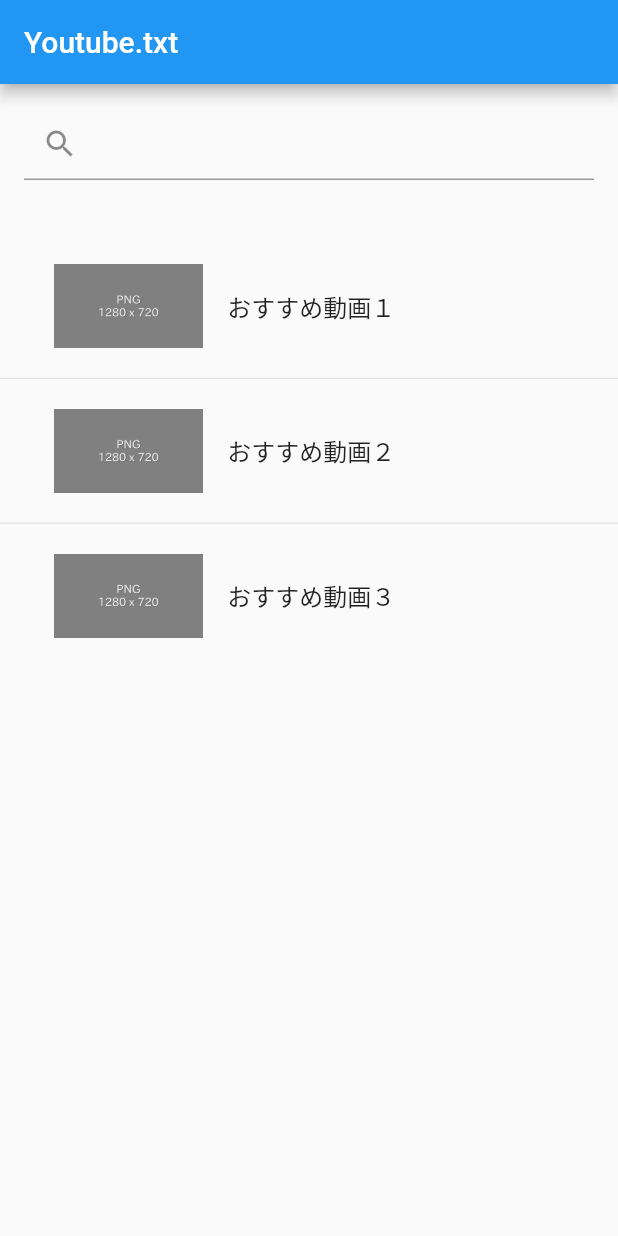
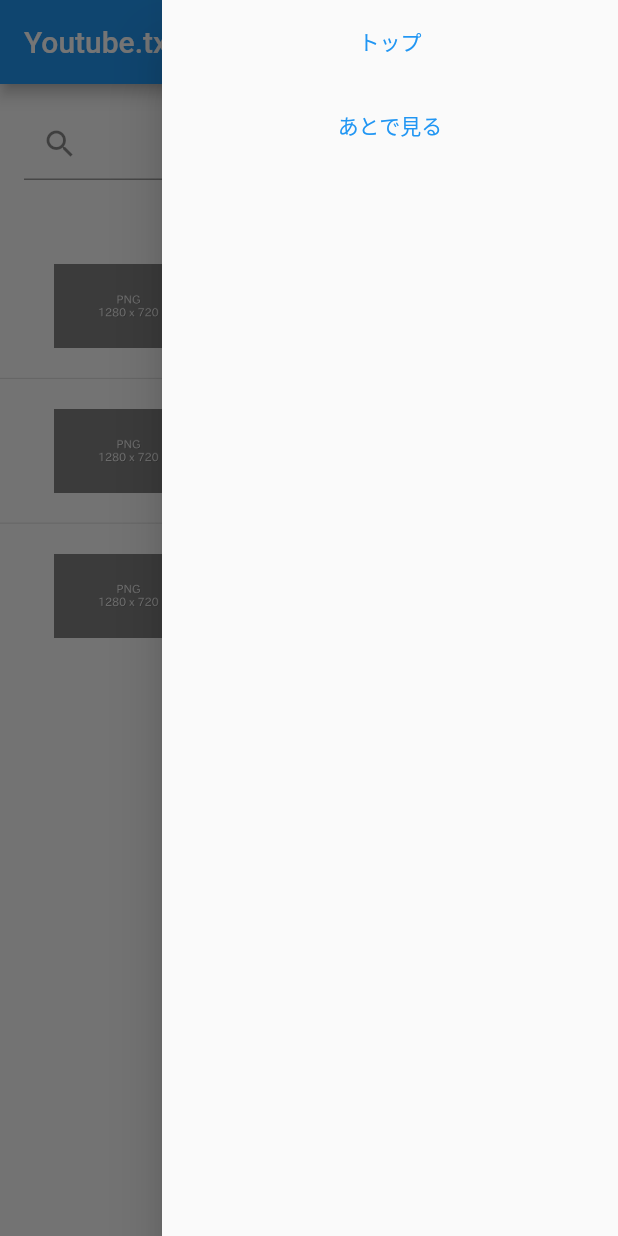
Before and after one commit to K-Hayashi884/Practice-of-Information-Systems-2nd-frontend, a Flutter app: the screen it shows after launch, with the side drawer open (before the commit the screen has no drawer), on a phone screen of 412 x 824 dp. Run offline on Flutter 3.47's test engine with Material 2 defaults, Android fonts, the phone set to English and light mode, and no system bars.

Commit message:
Revert "Revert "Hayashi""

```diff
--- a/youtube_txt/lib/main.dart
+++ b/youtube_txt/lib/main.dart
@@ -1,4 +1,6 @@
 import 'package:flutter/material.dart';
+import 'package:youtube_txt/index.dart';
+import 'package:youtube_txt/later_videos.dart';
 import 'package:youtube_txt/top.dart';
 
 void main() => runApp(MyApp());
@@ -11,7 +13,11 @@ class MyApp extends StatelessWidget {
       theme: ThemeData(
         primaryColor: Colors.white,
       ),
+      initialRoute: "top",
       routes: {
+        'top': (context) => const TopPage(),
+        'index': (context) => const IndexPage(),
+        'later': (context) => const LaterVideosPage(),
         '/': (context) => TopPage(),
       },
     );
--- /dev/null
+++ b/youtube_txt/lib/model/video.dart
@@ -0,0 +1,18 @@
+import 'package:flutter/material.dart';
+
+class Video {
+  Video(
+      {required this.url,
+      this.count = 0,
+      this.title = "",
+      this.image,
+      this.indices,
+      this.comments});
+
+  final String url;
+  int count;
+  String title;
+  Image? image;
+  List<Map<String, String>>? indices;
+  List<String>? comments;
+}
--- a/youtube_txt/lib/top.dart
+++ b/youtube_txt/lib/top.dart
@@ -1,4 +1,8 @@
 import 'package:flutter/material.dart';
+import 'package:youtube_txt/widget/drawer_menu.dart';
+import 'package:youtube_txt/widget/video_list.dart';
+
+import 'model/video.dart';
 
 class TopPage extends StatefulWidget {
   const TopPage({super.key});
@@ -16,6 +20,7 @@ class _TopPageState extends State<TopPage> {
       appBar: AppBar(
         title: const Text("Youtube.txt"),
       ),
+      endDrawer: const DrawerMenu(),
       body: SingleChildScrollView(
         child: Column(
           children: [
@@ -23,20 +28,39 @@ class _TopPageState extends State<TopPage> {
               padding: EdgeInsets.all(16),
               child: TextField(
                 decoration: InputDecoration(prefixIcon: Icon(Icons.search)),
-                // onChanged: (value) {
-                //   setState(() {
-                //     _text = value;
-                //   });
-                // },
               ),
             ),
             VideoList([
-              VideoListTile(
-                  Image.asset("images/dummy_thumbnail.png"), "おすすめ動画１"),
-              VideoListTile(
-                  Image.asset("images/dummy_thumbnail.png"), "おすすめ動画２"),
-              VideoListTile(
-                  Image.asset("images/dummy_thumbnail.png"), "おすすめ動画３"),
+              VideoListTile(Video(
+                url: "www.google.com",
+                title:
+                    "WWWWWWWWWWWWWWWWWWWWWWWWWWWWWWWWWWWWWWWWWWWWWWWWWWWWWWWWWWWWWWWWW",
+                image: Image.asset("images/dummy_thumbnail.png"),
+                indices: [
+                  {"timestamp": "0:20", "headline": "オープニング"},
+                  {"timestamp": "10:33", "headline": "議題１"},
+                ],
+                comments: [
+                  "12:34 ここ好き",
+                  "56:78 ここ好き",
+                  "WWWWWWWWWWWWWWWWWWWWWWWWWWWWWWWWWWWWWWWWWWWWWWWWWWWWWWWWWWWWWWWWWWWWWWWWWWWWWWWWWWWWW",
+                  "a",
+                  "b",
+                  "c",
+                  "d",
+                  "e"
+                ],
+              )),
+              VideoListTile(Video(
+                url: "www.google.com",
+                title: "おすすめ動画２",
+                image: Image.asset("images/dummy_thumbnail.png"),
+              )),
+              VideoListTile(Video(
+                url: "www.google.com",
+                title: "おすすめ動画３",
+                image: Image.asset("images/dummy_thumbnail.png"),
+              )),
             ])
           ],
         ),
@@ -69,18 +93,3 @@ class VideoList extends StatelessWidget {
     );
   }
 }
-
-class VideoListTile extends StatelessWidget {
-  final Image image;
-  final String title;
-
-  const VideoListTile(this.image, this.title, {super.key});
-
-  @override
-  Widget build(BuildContext context) {
-    return ListTile(
-      leading: Container(height: 120, child: image),
-      title: Text(title),
-    );
-  }
-}
--- /dev/null
+++ b/youtube_txt/lib/widget/drawer_menu.dart
@@ -0,0 +1,31 @@
+import 'package:flutter/material.dart';
+
+class DrawerMenu extends StatelessWidget {
+  const DrawerMenu({super.key});
+
+  @override
+  Widget build(BuildContext context) {
+    return Drawer(
+      child: ListView(
+        children: [
+          ListTile(
+            title: TextButton(
+              child: const Text("トップ"),
+              onPressed: () {
+                Navigator.pushReplacementNamed(context, "top");
+              },
+            ),
+          ),
+          ListTile(
+            title: TextButton(
+              child: const Text("あとで見る"),
+              onPressed: () {
+                Navigator.pushReplacementNamed(context, "later");
+              },
+            ),
+          ),
+        ],
+      ),
+    );
+  }
+}
--- /dev/null
+++ b/youtube_txt/lib/widget/video_list.dart
@@ -0,0 +1,48 @@
+import 'package:flutter/material.dart';
+import 'package:youtube_txt/model/video.dart';
+
+class VideoList extends StatelessWidget {
+  final List<VideoListTile> videos;
+
+  const VideoList(this.videos, {super.key});
+
+  @override
+  Widget build(BuildContext context) {
+    return ListView.separated(
+      padding: const EdgeInsets.only(top: 20.0),
+      itemBuilder: (context, index) => Container(
+        padding: const EdgeInsets.all(20.0),
+        alignment: Alignment.centerLeft,
+        child: videos[index],
+      ),
+      separatorBuilder: (context, index) {
+        return const Divider(height: 0.5);
+      },
+      itemCount: videos.length,
+      scrollDirection: Axis.vertical,
+      shrinkWrap: true,
+      physics: const NeverScrollableScrollPhysics(),
+    );
+  }
+}
+
+class VideoListTile extends StatelessWidget {
+  final Video video;
+  final Widget? trailing;
+  const VideoListTile(this.video, {super.key, this.trailing});
+
+  @override
+  Widget build(BuildContext context) {
+    return ListTile(
+      leading: SizedBox(height: 120, child: video.image),
+      title: Text(
+        video.title,
+        overflow: TextOverflow.ellipsis,
+      ),
+      onTap: () {
+        Navigator.pushNamed(context, "index", arguments: video);
+      },
+      trailing: trailing,
+    );
+  }
+}
```
Also changed, not shown: youtube_txt/lib/func/search_timestamp.dart (added, +29 -0 lines), youtube_txt/lib/index.dart (added, +117 -0 lines), youtube_txt/lib/later_videos.dart (added, +61 -0 lines), youtube_txt/lib/widget/comments.dart (added).
